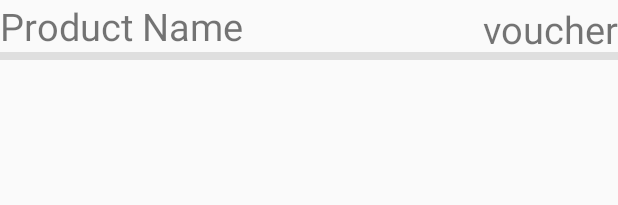
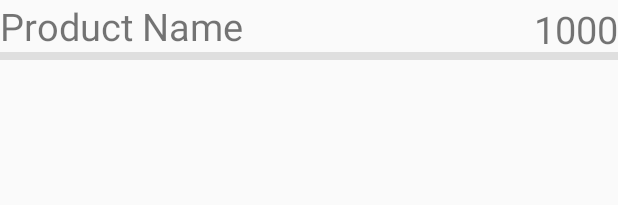
Before and after one commit to iputumeda/kodegift, an Android app: the layout item_voucher.xml on its own in the app's theme, with its tools: preview values and no code run, on a phone screen of 412 x 824 dp. Shown: the top 205 px of the screen. Run offline under Robolectric (Android 15) with nearby library versions, the phone set to English and light mode, and no system bars.

Commit message:
mengganti text secara default pada textview voucher

```diff
--- a/app/src/main/res/layout/item_voucher.xml
+++ b/app/src/main/res/layout/item_voucher.xml
@@ -13,7 +13,7 @@
         android:id="@+id/productName_tv_iv"/>
     <TextView
         android:textSize="25sp"
-        android:text="voucher"
+        android:text="1000"
         android:layout_alignParentRight="true"
         android:layout_marginTop="2dp"
         android:layout_width="wrap_content"
```
